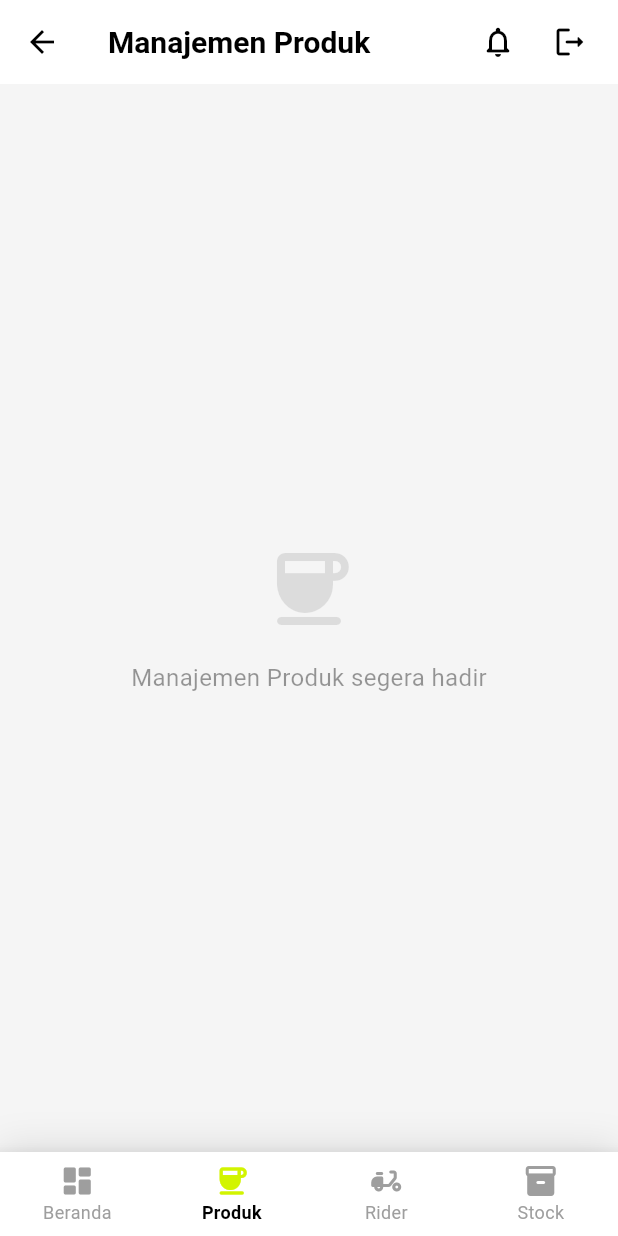
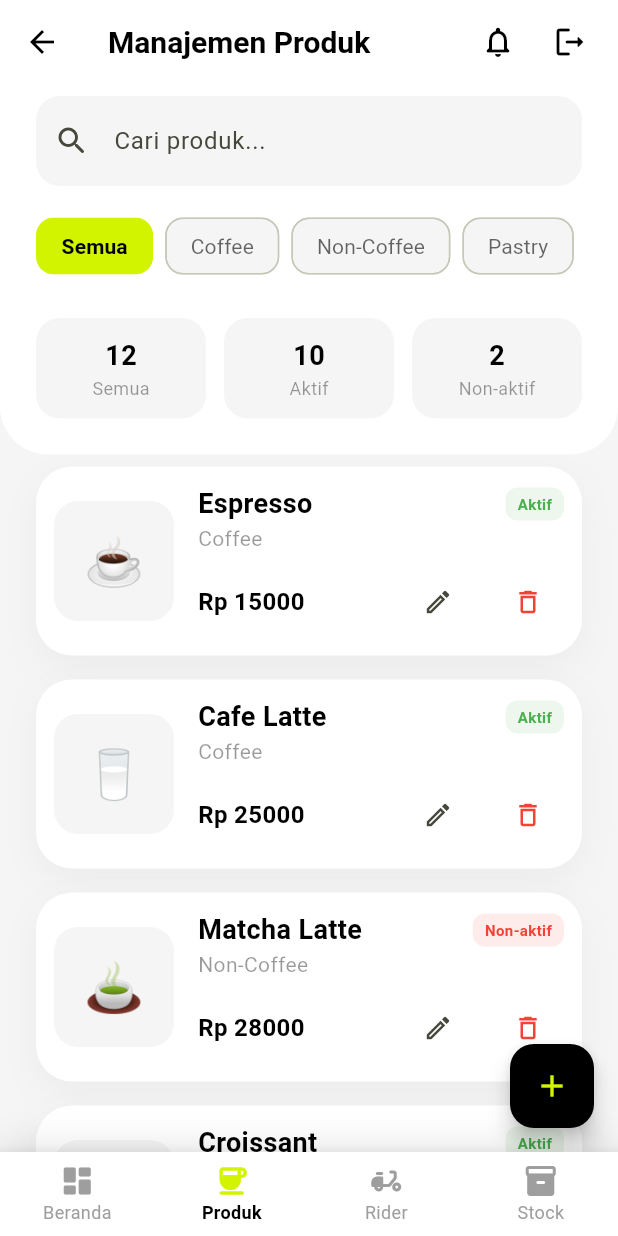
Before and after one commit to dominikuswilly/mynofuadmin, a Flutter app: the AdminScreen screen opened by its route, item 2 of the bottom bar chosen, on a phone screen of 412 x 824 dp. Run offline on Flutter 3.47's test engine with Material 3 defaults, Android fonts, the phone set to English and light mode, and no system bars.

Commit message:
feat: implement admin dashboard and product management UI screens

```diff
--- a/lib/admin_screen.dart
+++ b/lib/admin_screen.dart
@@ -1,5 +1,6 @@
 import 'package:flutter/material.dart';
 import 'theme.dart';
+import 'product_management_screen.dart';
 
 class AdminScreen extends StatefulWidget {
   const AdminScreen({super.key});
@@ -54,7 +55,7 @@ class _AdminScreenState extends State<AdminScreen> {
         index: _selectedIndex,
         children: [
           _buildDashboardTab(),
-          _buildPlaceholder('Produk'),
+          const ProductManagementScreen(),
           _buildPlaceholder('Rider'),
           _buildPlaceholder('Stock'),
         ],
--- /dev/null
+++ b/lib/product_management_screen.dart
@@ -0,0 +1,290 @@
+import 'package:flutter/material.dart';
+import 'theme.dart';
+
+class ProductManagementScreen extends StatefulWidget {
+  const ProductManagementScreen({super.key});
+
+  @override
+  State<ProductManagementScreen> createState() => _ProductManagementScreenState();
+}
+
+class _ProductManagementScreenState extends State<ProductManagementScreen> {
+  final List<Map<String, dynamic>> _products = [
+    {
+      'name': 'Espresso',
+      'category': 'Coffee',
+      'price': 15000,
+      'status': true,
+      'image': '☕',
+    },
+    {
+      'name': 'Cafe Latte',
+      'category': 'Coffee',
+      'price': 25000,
+      'status': true,
+      'image': '🥛',
+    },
+    {
+      'name': 'Matcha Latte',
+      'category': 'Non-Coffee',
+      'price': 28000,
+      'status': false,
+      'image': '🍵',
+    },
+    {
+      'name': 'Croissant',
+      'category': 'Pastry',
+      'price': 22000,
+      'status': true,
+      'image': '🥐',
+    },
+  ];
+
+  @override
+  Widget build(BuildContext context) {
+    return Scaffold(
+      backgroundColor: AppColors.grey,
+      body: Column(
+        children: [
+          _buildHeader(),
+          Expanded(
+            child: ListView.builder(
+              padding: const EdgeInsets.symmetric(horizontal: 24, vertical: 8),
+              itemCount: _products.length,
+              itemBuilder: (context, index) {
+                final product = _products[index];
+                return _buildProductCard(product);
+              },
+            ),
+          ),
+        ],
+      ),
+      floatingActionButton: FloatingActionButton(
+        onPressed: () {
+          // TODO: Navigate to add product screen
+        },
+        backgroundColor: AppColors.black,
+        child: const Icon(Icons.add, color: AppColors.primary),
+      ),
+    );
+  }
+
+  Widget _buildHeader() {
+    return Container(
+      padding: const EdgeInsets.fromLTRB(24, 8, 24, 24),
+      decoration: const BoxDecoration(
+        color: AppColors.white,
+        borderRadius: BorderRadius.only(
+          bottomLeft: Radius.circular(32),
+          bottomRight: Radius.circular(32),
+        ),
+      ),
+      child: Column(
+        children: [
+          TextField(
+            decoration: InputDecoration(
+              hintText: 'Cari produk...',
+              prefixIcon: const Icon(Icons.search_rounded),
+              fillColor: AppColors.grey,
+              filled: true,
+              border: OutlineInputBorder(
+                borderRadius: BorderRadius.circular(16),
+                borderSide: BorderSide.none,
+              ),
+            ),
+          ),
+          const SizedBox(height: 16),
+          SingleChildScrollView(
+            scrollDirection: Axis.horizontal,
+            child: Row(
+              children: [
+                _buildCategoryChip('Semua', true),
+                _buildCategoryChip('Coffee', false),
+                _buildCategoryChip('Non-Coffee', false),
+                _buildCategoryChip('Pastry', false),
+                _buildCategoryChip('Beans', false),
+              ],
+            ),
+          ),
+          const SizedBox(height: 24),
+          Row(
+            children: [
+              _buildSummaryItem('Semua', '12'),
+              const SizedBox(width: 12),
+              _buildSummaryItem('Aktif', '10'),
+              const SizedBox(width: 12),
+              _buildSummaryItem('Non-aktif', '2'),
+            ],
+          ),
+        ],
+      ),
+    );
+  }
+
+  Widget _buildSummaryItem(String label, String count) {
+    return Expanded(
+      child: Container(
+        padding: const EdgeInsets.symmetric(vertical: 12),
+        decoration: BoxDecoration(
+          color: AppColors.grey,
+          borderRadius: BorderRadius.circular(16),
+        ),
+        child: Column(
+          children: [
+            Text(
+              count,
+              style: const TextStyle(
+                fontSize: 18,
+                fontWeight: FontWeight.bold,
+              ),
+            ),
+            Text(
+              label,
+              style: TextStyle(
+                fontSize: 12,
+                color: AppColors.black.withOpacity(0.4),
+              ),
+            ),
+          ],
+        ),
+      ),
+    );
+  }
+
+  Widget _buildCategoryChip(String label, bool isSelected) {
+    return Container(
+      margin: const EdgeInsets.only(right: 8),
+      child: FilterChip(
+        label: Text(label),
+        selected: isSelected,
+        onSelected: (bool selected) {},
+        backgroundColor: AppColors.grey,
+        selectedColor: AppColors.primary,
+        labelStyle: TextStyle(
+          color: isSelected ? AppColors.black : AppColors.black.withOpacity(0.6),
+          fontWeight: isSelected ? FontWeight.bold : FontWeight.normal,
+        ),
+        shape: RoundedRectangleBorder(
+          borderRadius: BorderRadius.circular(12),
+          side: BorderSide.none,
+        ),
+        showCheckmark: false,
+      ),
+    );
+  }
+
+  Widget _buildProductCard(Map<String, dynamic> product) {
+    return Container(
+      margin: const EdgeInsets.only(bottom: 16),
+      decoration: BoxDecoration(
+        color: AppColors.white,
+        borderRadius: BorderRadius.circular(24),
+        boxShadow: [
+          BoxShadow(
+            color: Colors.black.withOpacity(0.04),
+            blurRadius: 20,
+            offset: const Offset(0, 8),
+          ),
+        ],
+      ),
+      child: Padding(
+        padding: const EdgeInsets.all(12),
+        child: Row(
+          children: [
+            Container(
+              width: 80,
+              height: 80,
+              decoration: BoxDecoration(
+                color: AppColors.grey,
+                borderRadius: BorderRadius.circular(16),
+              ),
+              child: Center(
+                child: Text(
+                  product['image'],
+                  style: const TextStyle(fontSize: 32),
+                ),
+              ),
+            ),
+            const SizedBox(width: 16),
+            Expanded(
+              child: Column(
+                crossAxisAlignment: CrossAxisAlignment.start,
+                children: [
+                  Row(
+                    mainAxisAlignment: MainAxisAlignment.spaceBetween,
+                    children: [
+                      Text(
+                        product['name'],
+                        style: const TextStyle(
+                          fontSize: 18,
+                          fontWeight: FontWeight.bold,
+                        ),
+                      ),
+                      _buildStatusIndicator(product['status']),
+                    ],
+                  ),
+                  Text(
+                    product['category'],
+                    style: TextStyle(
+                      fontSize: 14,
+                      color: AppColors.black.withOpacity(0.4),
+                    ),
+                  ),
+                  const SizedBox(height: 8),
+                  Row(
+                    mainAxisAlignment: MainAxisAlignment.spaceBetween,
+                    children: [
+                      Text(
+                        'Rp ${product['price']}',
+                        style: const TextStyle(
+                          fontSize: 16,
+                          fontWeight: FontWeight.bold,
+                          color: AppColors.black,
+                        ),
+                      ),
+                      Row(
+                        children: [
+                          IconButton(
+                            icon: const Icon(Icons.edit_outlined, size: 20),
+                            onPressed: () {},
+                            padding: EdgeInsets.zero,
+                            constraints: const BoxConstraints(),
+                          ),
+                          const SizedBox(width: 12),
+                          IconButton(
+                            icon: const Icon(Icons.delete_outline, size: 20, color: Colors.red),
+                            onPressed: () {},
+                            padding: EdgeInsets.zero,
+                            constraints: const BoxConstraints(),
+                          ),
+                        ],
+                      ),
+                    ],
+                  ),
+                ],
+              ),
+            ),
+          ],
+        ),
+      ),
+    );
+  }
+
+  Widget _buildStatusIndicator(bool isActive) {
+    return Container(
+      padding: const EdgeInsets.symmetric(horizontal: 8, vertical: 4),
+      decoration: BoxDecoration(
+        color: isActive ? Colors.green.withOpacity(0.1) : Colors.red.withOpacity(0.1),
+        borderRadius: BorderRadius.circular(8),
+      ),
+      child: Text(
+        isActive ? 'Aktif' : 'Non-aktif',
+        style: TextStyle(
+          fontSize: 10,
+          fontWeight: FontWeight.bold,
+          color: isActive ? Colors.green : Colors.red,
+        ),
+      ),
+    );
+  }
+}
--- a/pubspec.yaml
+++ b/pubspec.yaml
@@ -2,7 +2,7 @@ name: mynofuadmin
 description: "A new Flutter project."
 # The following line prevents the package from being accidentally published to
 # pub.dev using `flutter pub publish`. This is preferred for private packages.
-publish_to: 'none' # Remove this line if you wish to publish to pub.dev
+publish_to: "none" # Remove this line if you wish to publish to pub.dev
 
 # The following defines the version and build number for your application.
 # A version number is three numbers separated by dots, like 1.2.43
@@ -16,7 +16,7 @@ publish_to: 'none' # Remove this line if you wish to publish to pub.dev
 # https://developer.apple.com/library/archive/documentation/General/Reference/InfoPlistKeyReference/Articles/CoreFoundationKeys.html
 # In Windows, build-name is used as the major, minor, and patch parts
 # of the product and file versions while build-number is used as the build suffix.
-version: 1.0.1+2
+version: 1.0.2+3
 
 environment:
   sdk: ^3.7.2
@@ -52,7 +52,6 @@ dev_dependencies:
 
 # The following section is specific to Flutter packages.
 flutter:
-
   # The following line ensures that the Material Icons font is
   # included with your application, so that you can use the icons in
   # the material Icons class.
```
Also changed, not shown: 1 other file.
